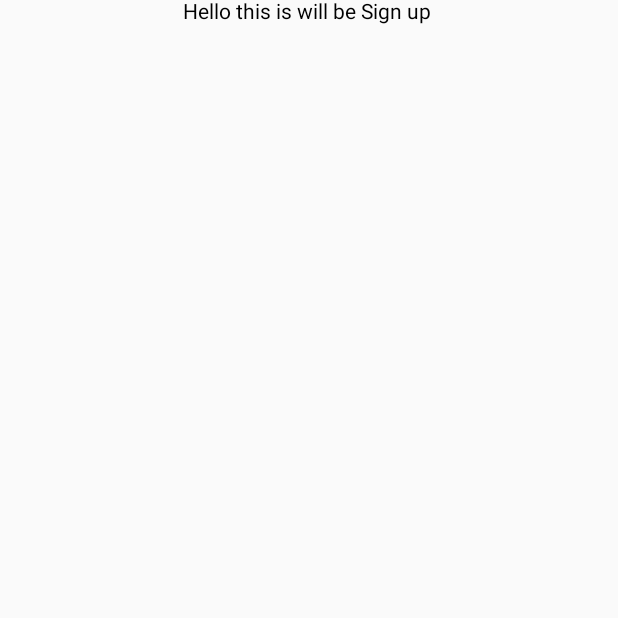
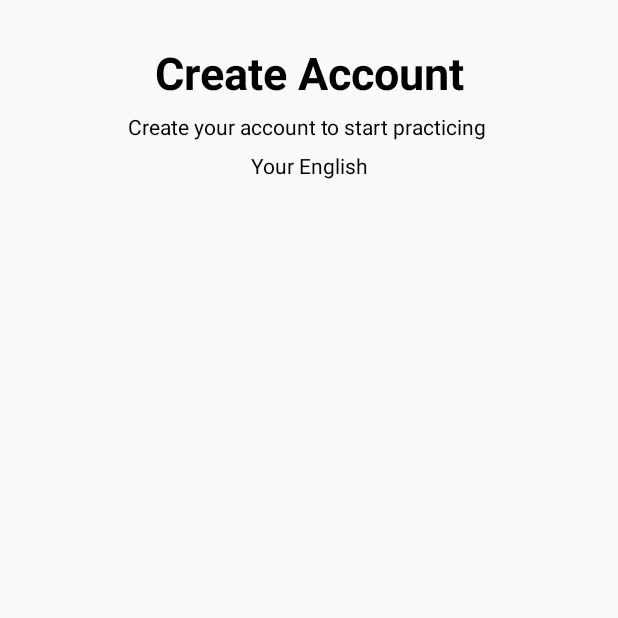
Before and after one commit to OsamaArsalan2001/Chat-Fluent, an Android app built with Jetpack Compose: the signupScreen screen opened through its navigation route, on a phone screen of 412 x 824 dp, the top half of it. Run offline under Robolectric (Android 15) with nearby library versions, the phone set to English and light mode, and no system bars.

Commit message:
still work on Sign up

```diff
--- a/app/src/main/java/com/example/chat_fluent/SignupPage.kt
+++ b/app/src/main/java/com/example/chat_fluent/SignupPage.kt
@@ -1,17 +1,54 @@
 package com.example.chat_fluent
 
+import androidx.compose.foundation.layout.Arrangement
 import androidx.compose.foundation.layout.Column
+import androidx.compose.foundation.layout.Spacer
 import androidx.compose.foundation.layout.fillMaxWidth
+import androidx.compose.foundation.layout.navigationBarsPadding
+import androidx.compose.foundation.layout.padding
+import androidx.compose.foundation.layout.statusBarsPadding
 import androidx.compose.material3.Text
 import androidx.compose.runtime.Composable
 import androidx.compose.ui.Alignment
 import androidx.compose.ui.Modifier
+import androidx.compose.ui.text.TextStyle
+import androidx.compose.ui.text.font.FontWeight
+import androidx.compose.ui.unit.dp
+import androidx.compose.ui.unit.sp
 import androidx.navigation.NavController
 
 @Composable
 fun signupScreen(navController: NavController){
     Column(
-modifier = Modifier.fillMaxWidth() , horizontalAlignment = Alignment.CenterHorizontally
-) { Text("Hello this is will be Sign up ") }
+modifier = Modifier.fillMaxWidth() , verticalArrangement = Arrangement.Center , horizontalAlignment = Alignment.CenterHorizontally  ){
+        Column(
+            modifier = Modifier.statusBarsPadding().navigationBarsPadding().padding(32.dp),
+            verticalArrangement = Arrangement.spacedBy(10.dp)  ,
+            horizontalAlignment = Alignment.CenterHorizontally
+        ) {
+            Text(
+                "Create Account" ,
+                style = TextStyle(
+                    fontWeight = FontWeight.Bold ,
+                    fontSize = 30.sp
+
+
+                )
+
+
+
+            )
+
+
+            Text(
+                "Create your account to start practicing "
+            )
+            Text(
+                "Your English"
+            )
+
+        }
+
+    }
 
 }
```
